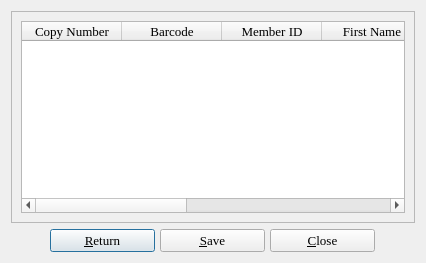
Qt form borrowers.ui (textbrowser/biblioteq) before a commit.
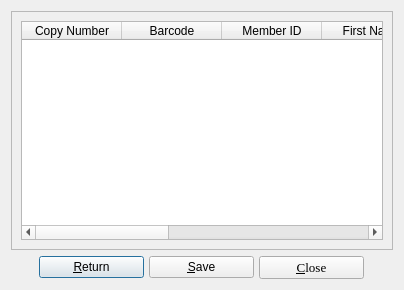
The same form after that commit. Icons and pictures are not drawn.

Commit message: Default fonts. Do not allow users to set their fonts on OS X systems as this distorts widgets.

The edit to the form file:
```diff
--- a/borrowers.ui
+++ b/borrowers.ui
@@ -2,18 +2,20 @@
 <ui version="4.0">
  <class>checkedOutDialog</class>
  <widget class="QDialog" name="checkedOutDialog">
+  <property name="geometry">
+   <rect>
+    <x>0</x>
+    <y>0</y>
+    <width>404</width>
+    <height>290</height>
+   </rect>
+  </property>
   <property name="maximumSize">
    <size>
     <width>16777215</width>
     <height>16777215</height>
    </size>
   </property>
-  <property name="font">
-   <font>
-    <family>Times</family>
-    <pointsize>10</pointsize>
-   </font>
-  </property>
   <property name="windowTitle">
    <string>BiblioteQ: Current Borrowers</string>
   </property>
@@ -136,12 +138,6 @@
          <height>0</height>
         </size>
        </property>
-       <property name="font">
-        <font>
-         <family>Times</family>
-         <pointsize>10</pointsize>
-        </font>
-       </property>
        <property name="text">
         <string>&amp;Return</string>
        </property>
@@ -159,12 +155,6 @@
          <height>0</height>
         </size>
        </property>
-       <property name="font">
-        <font>
-         <family>Times</family>
-         <pointsize>10</pointsize>
-        </font>
-       </property>
        <property name="text">
         <string>&amp;Save</string>
        </property>
```
The commit also changes 20 other files.
